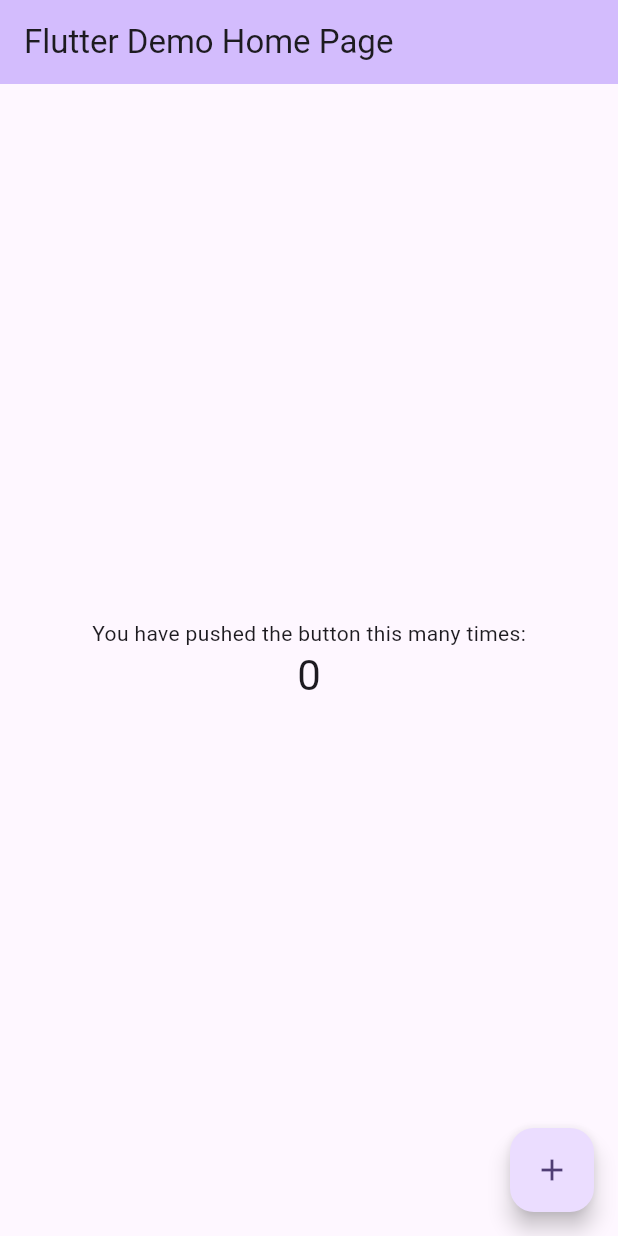
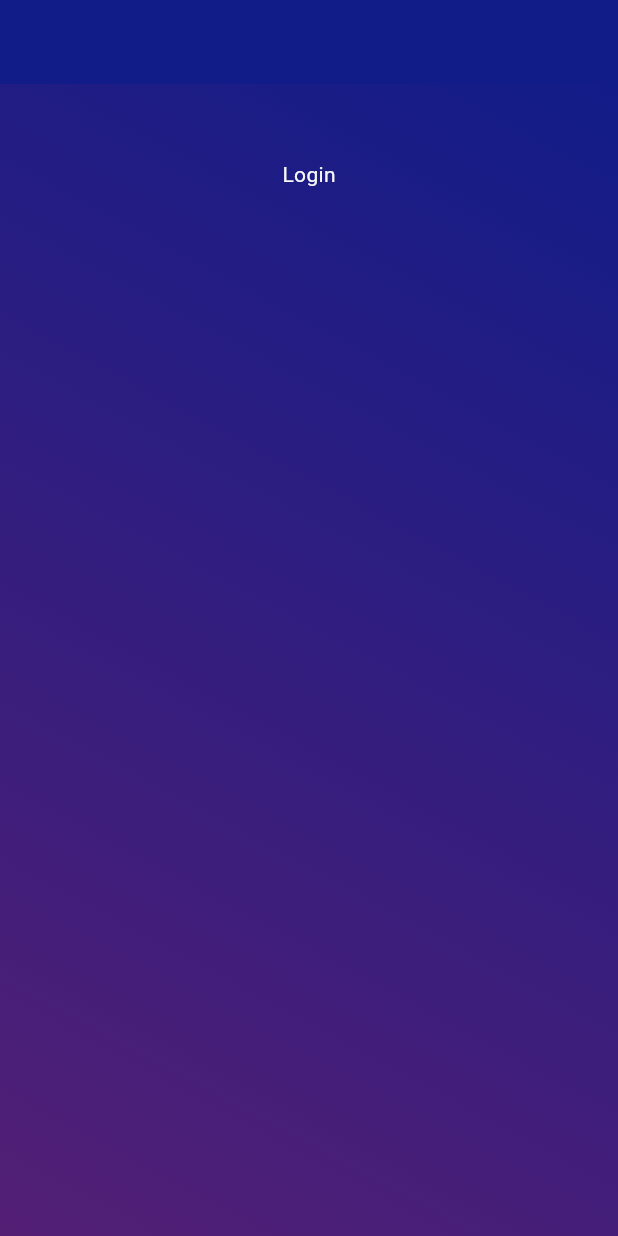
Before and after one commit to hngx-org/ai-chat-buddy, a Flutter app: the screen it shows after launch, on a phone screen of 412 x 824 dp. Run offline on Flutter 3.47's test engine with Material 2 defaults, Android fonts, the phone set to English and light mode, and no system bars.

Commit message:
created color constants and lineargradient

```diff
--- /dev/null
+++ b/lib/constants/app_colors.dart
@@ -0,0 +1,17 @@
+import 'package:flutter/material.dart';
+
+class AppColors {
+  AppColors._();
+
+  static Color primaryColor = const Color.fromARGB(255, 18, 28, 136);
+  static Color secondaryColor = const Color.fromARGB(255, 83, 31, 117);
+  static Color tertiaryColor = const Color.fromARGB(255, 87, 61, 167);
+  static Color purple = Color.fromARGB(255, 84, 0, 201);
+  static Color textColor = Color.fromARGB(255, 248, 248, 248);
+  static Color receiverChatBubble = Color.fromARGB(255, 26, 121, 216);
+  static Color white = const Color(0xFFFFFFFF);
+  static Color senderChatBubble = const Color.fromARGB(255, 1, 133, 119);
+  static Color errorColor = const Color.fromARGB(255, 216, 51, 49);
+}
+//const Color(0xFF0D47A1);
+//Color(0xFF3949AB);
--- a/lib/main.dart
+++ b/lib/main.dart
@@ -1,4 +1,7 @@
+import 'package:chat_buddy/constants/app_colors.dart';
+import 'package:chat_buddy/views/authscreens/login.dart';
 import 'package:flutter/material.dart';
+import 'package:flutter/services.dart';
 
 void main() {
   runApp(const MyApp());
@@ -13,113 +16,48 @@ class MyApp extends StatelessWidget {
     return MaterialApp(
       title: 'Flutter Demo',
       theme: ThemeData(
-        // This is the theme of your application.
-        //
-        // TRY THIS: Try running your application with "flutter run". You'll see
-        // the application has a blue toolbar. Then, without quitting the app,
-        // try changing the seedColor in the colorScheme below to Colors.green
-        // and then invoke "hot reload" (save your changes or press the "hot
-        // reload" button in a Flutter-supported IDE, or press "r" if you used
-        // the command line to start the app).
-        //
-        // Notice that the counter didn't reset back to zero; the application
-        // state is not lost during the reload. To reset the state, use hot
-        // restart instead.
-        //
-        // This works for code too, not just values: Most code changes can be
-        // tested with just a hot reload.
-        colorScheme: ColorScheme.fromSeed(seedColor: Colors.deepPurple),
+        appBarTheme: AppBarTheme(
+            color: AppColors.primaryColor,
+            iconTheme: IconThemeData(color: AppColors.tertiaryColor),
+            systemOverlayStyle: SystemUiOverlayStyle(
+                statusBarIconBrightness: Brightness.light,
+                statusBarColor: AppColors.primaryColor)),
+        scaffoldBackgroundColor: Colors.transparent,
         useMaterial3: true,
       ),
-      home: const MyHomePage(title: 'Flutter Demo Home Page'),
+      debugShowCheckedModeBanner: false,
+      home: GradientBackground(child: LoginPage(child: Center())),
+      initialRoute: '/',
+      routes: {
+        '/loginScreen': (context) => GradientBackground(child: const Center()),
+        '/homeScreen': (context) => GradientBackground(child: const Center()),
+      },
     );
   }
 }
 
-class MyHomePage extends StatefulWidget {
-  const MyHomePage({super.key, required this.title});
+class GradientBackground extends StatelessWidget {
+  final Widget child;
 
-  // This widget is the home page of your application. It is stateful, meaning
-  // that it has a State object (defined below) that contains fields that affect
-  // how it looks.
-
-  // This class is the configuration for the state. It holds the values (in this
-  // case the title) provided by the parent (in this case the App widget) and
-  // used by the build method of the State. Fields in a Widget subclass are
-  // always marked "final".
-
-  final String title;
-
-  @override
-  State<MyHomePage> createState() => _MyHomePageState();
-}
-
-class _MyHomePageState extends State<MyHomePage> {
-  int _counter = 0;
-
-  void _incrementCounter() {
-    setState(() {
-      // This call to setState tells the Flutter framework that something has
-      // changed in this State, which causes it to rerun the build method below
-      // so that the display can reflect the updated values. If we changed
-      // _counter without calling setState(), then the build method would not be
-      // called again, and so nothing would appear to happen.
-      _counter++;
-    });
-  }
+  GradientBackground({required this.child});
 
   @override
   Widget build(BuildContext context) {
-    // This method is rerun every time setState is called, for instance as done
-    // by the _incrementCounter method above.
-    //
-    // The Flutter framework has been optimized to make rerunning build methods
-    // fast, so that you can just rebuild anything that needs updating rather
-    // than having to individually change instances of widgets.
     return Scaffold(
-      appBar: AppBar(
-        // TRY THIS: Try changing the color here to a specific color (to
-        // Colors.amber, perhaps?) and trigger a hot reload to see the AppBar
-        // change color while the other colors stay the same.
-        backgroundColor: Theme.of(context).colorScheme.inversePrimary,
-        // Here we take the value from the MyHomePage object that was created by
-        // the App.build method, and use it to set our appbar title.
-        title: Text(widget.title),
-      ),
-      body: Center(
-        // Center is a layout widget. It takes a single child and positions it
-        // in the middle of the parent.
-        child: Column(
-          // Column is also a layout widget. It takes a list of children and
-          // arranges them vertically. By default, it sizes itself to fit its
-          // children horizontally, and tries to be as tall as its parent.
-          //
-          // Column has various properties to control how it sizes itself and
-          // how it positions its children. Here we use mainAxisAlignment to
-          // center the children vertically; the main axis here is the vertical
-          // axis because Columns are vertical (the cross axis would be
-          // horizontal).
-          //
-          // TRY THIS: Invoke "debug painting" (choose the "Toggle Debug Paint"
-          // action in the IDE, or press "p" in the console), to see the
-          // wireframe for each widget.
-          mainAxisAlignment: MainAxisAlignment.center,
-          children: <Widget>[
-            const Text(
-              'You have pushed the button this many times:',
+        appBar: AppBar(
+          title: const Text(''),
+        ),
+        body: Container(
+            decoration: const BoxDecoration(
+              gradient: LinearGradient(
+                begin: Alignment.bottomLeft,
+                end: Alignment.topRight,
+                colors: [
+                  Color.fromARGB(255, 83, 31, 117),
+                  Color.fromARGB(255, 18, 28, 136),
+                ],
+              ),
             ),
-            Text(
-              '$_counter',
-              style: Theme.of(context).textTheme.headlineMedium,
-            ),
-          ],
-        ),
-      ),
-      floatingActionButton: FloatingActionButton(
-        onPressed: _incrementCounter,
-        tooltip: 'Increment',
-        child: const Icon(Icons.add),
-      ), // This trailing comma makes auto-formatting nicer for build methods.
-    );
+            child: child));
   }
 }
--- /dev/null
+++ b/lib/views/authscreens/login.dart
@@ -0,0 +1,25 @@
+import 'package:chat_buddy/constants/app_colors.dart';
+import 'package:flutter/material.dart';
+
+class LoginPage extends StatelessWidget {
+  final Widget child;
+  const LoginPage({required this.child, super.key});
+
+  @override
+  Widget build(BuildContext context) {
+    return Center(
+      child: Column(
+        crossAxisAlignment: CrossAxisAlignment.center,
+        children: [
+          SizedBox(
+            height: 50,
+          ),
+          Text(
+            "Login",
+            style: TextStyle(color: AppColors.textColor),
+          )
+        ],
+      ),
+    );
+  }
+}
```
Also changed, not shown: lib/views/authscreens/sign_up_screen.dart (added).
